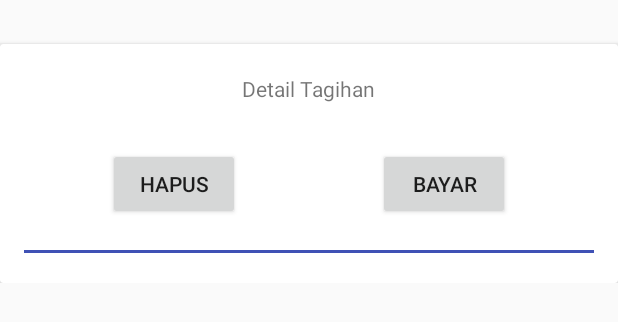
After one commit to Dtech-Dev/SmartPay, an Android app: the layout custom_item_tagihan.xml on its own in the app's theme, with its tools: preview values and no code run, on a phone screen of 412 x 824 dp. The commit adds this screen. Shown: the top 322 px of the screen. Run offline under Robolectric (Android 15) with nearby library versions, the phone set to English and light mode, and no system bars.

Commit message:
Tagihan v2

```diff
--- a/app/build.gradle
+++ b/app/build.gradle
@@ -47,5 +47,6 @@ dependencies {
     compile 'com.google.firebase:firebase-auth:10.0.1'
     //testCompile 'junit:junit:4.12'
     compile 'com.android.support:recyclerview-v7:25.0.1'
+    compile 'com.android.support:cardview-v7:25.0.1'
 }
 apply plugin: 'com.google.gms.google-services'
--- a/app/src/main/java/com/dtech/smartpulsa/feature/CekTagihan.java
+++ b/app/src/main/java/com/dtech/smartpulsa/feature/CekTagihan.java
@@ -28,7 +28,7 @@ public class CekTagihan extends AppCompatActivity implements View.OnClickListene
     Button buttonCek;
     Bundle extras;
 
-    String jenisTagihan, trx, fbaseuid;
+    String jenisTagihan, trx, fbaseuid, email;
 
     PrefManager prefManager;
 
@@ -42,6 +42,7 @@ public class CekTagihan extends AppCompatActivity implements View.OnClickListene
         prefManager = new PrefManager(CekTagihan.this);
         SharedPreferences sharedPreferences = this.getSharedPreferences(Config.PREF_NAME, MODE_PRIVATE);
         fbaseuid = (sharedPreferences.getString(Config.DISPLAY_FIREBASE_ID, ""));
+        email = (sharedPreferences.getString(Config.DISPLAY_EMAIL, ""));
         FloatingActionButton fab = (FloatingActionButton) findViewById(R.id.fab);
         fab.setOnClickListener(new View.OnClickListener() {
             @Override
@@ -90,6 +91,7 @@ public class CekTagihan extends AppCompatActivity implements View.OnClickListene
                 paramsCekTagihan.put(Config.NO_TAGIHAN, trx);
                 paramsCekTagihan.put(Config.FBASE_UID, fbaseuid);
                 paramsCekTagihan.put(Config.JENIS, jenisTagihan);
+                paramsCekTagihan.put(Config.TAG_EMAIL_USER, email);
 
                 RequestHandler reqHandler = new RequestHandler();
                 String res = reqHandler.sendPostRequest(Config.URL_INSERT_TAGIHAN, paramsCekTagihan);
--- /dev/null
+++ b/app/src/main/res/layout/custom_item_tagihan.xml
@@ -0,0 +1,95 @@
+<?xml version="1.0" encoding="utf-8"?>
+<RelativeLayout xmlns:android="http://schemas.android.com/apk/res/android"
+    android:layout_width="match_parent"
+    android:layout_height="wrap_content">
+
+    <android.support.v7.widget.CardView
+        android:layout_width="match_parent"
+        android:layout_height="wrap_content"
+        android:elevation="@dimen/fab_margin"
+        android:layout_alignParentTop="true"
+        android:layout_alignParentLeft="true"
+        android:layout_alignParentStart="true"
+        android:layout_marginTop="29dp">
+
+        <RelativeLayout
+            android:layout_width="match_parent"
+            android:layout_height="match_parent"
+            android:paddingLeft="@dimen/activity_horizontal_margin"
+            android:paddingRight="@dimen/activity_horizontal_margin">
+
+
+
+            <TextView
+                android:layout_width="wrap_content"
+                android:layout_height="wrap_content"
+                android:id="@+id/txtItemTagihan"
+                android:layout_below="@+id/txtItemId"
+                android:layout_gravity="center_horizontal"
+                android:text="Detail Tagihan"
+                android:layout_marginTop="20dp"
+                android:layout_alignParentTop="true"
+                android:layout_centerHorizontal="true" />
+            <TextView
+                android:text="TextView"
+                android:layout_width="wrap_content"
+                android:layout_height="wrap_content"
+                android:layout_alignParentTop="true"
+                android:layout_alignParentLeft="true"
+                android:layout_alignParentStart="true"
+                android:layout_marginLeft="20dp"
+                android:layout_marginStart="20dp"
+                android:layout_marginTop="12dp"
+                android:visibility="invisible"
+                android:id="@+id/txtItemId" />
+
+
+            <RelativeLayout
+                android:layout_width="match_parent"
+                android:layout_height="wrap_content"
+                android:layout_below="@+id/txtItemTagihan"
+                android:layout_marginTop="30dp"
+                android:id="@+id/layoutBtn">
+
+                <Button
+                    android:text="Hapus"
+                    android:layout_width="wrap_content"
+                    android:layout_height="wrap_content"
+                    android:id="@+id/btnItemHapus"
+
+                    android:layout_alignParentLeft="true"
+                    android:layout_alignParentStart="true"
+                    android:layout_marginLeft="56dp"
+                    android:layout_marginStart="56dp" />
+
+                <Button
+                    android:text="Bayar"
+                    android:layout_width="wrap_content"
+                    android:layout_height="wrap_content"
+
+                    android:layout_alignParentRight="true"
+                    android:layout_alignParentEnd="true"
+                    android:layout_marginRight="56dp"
+                    android:layout_marginEnd="56dp"
+
+                    android:id="@+id/btnItemBayar" />
+
+
+            </RelativeLayout>
+
+            <View
+                android:layout_width="match_parent"
+                android:layout_height="2dp"
+                android:background="@color/colorPrimary"
+                android:layout_below="@+id/layoutBtn"
+                android:layout_centerHorizontal="true"
+                android:layout_marginTop="20dp"
+                android:layout_marginBottom="20dp"/>
+
+        </RelativeLayout>
+
+
+    </android.support.v7.widget.CardView>
+
+
+</RelativeLayout>
```
Also changed, not shown: app/src/main/java/com/dtech/smartpulsa/Configuration/Config.java (+13 -0 lines), app/src/main/java/com/dtech/smartpulsa/PredictNumber.java (+39 -12 lines), app/src/main/java/com/dtech/smartpulsa/data/DataTagihan.java (added, +11 -0 lines), app/src/main/java/com/dtech/smartpulsa/data/TagihanAdapter.java (added, +167 -0 lines), app/src/main/java/com/dtech/smartpulsa/feature/BayarTagihan.java (+108 -0 lines), app/src/main/java/com/dtech/smartpulsa/fragments/FrSingleNumber.java (+14 -4 lines), app/src/main/res/layout/content_bayar_tagihan.xml (+9 -4 lines).
